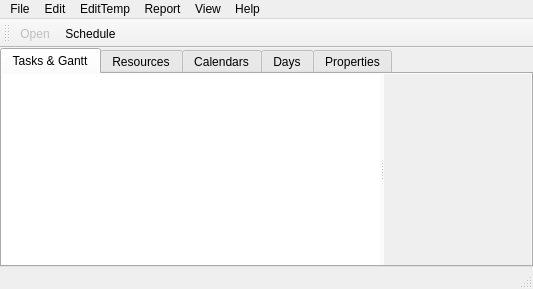
Above: mainwindow.ui from roahanramesh/qplanner before the change. Below: the same form after it.
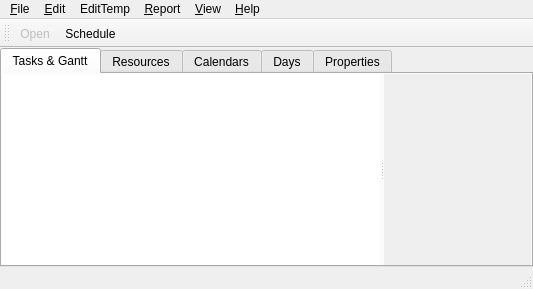
That is the form after the change. Custom widgets are drawn as their Qt base class.

Diff of the .ui file:
```diff
--- a/mainwindow.ui
+++ b/mainwindow.ui
@@ -388,7 +388,7 @@
    </property>
    <widget class="QMenu" name="menuFile">
     <property name="title">
-     <string>File</string>
+     <string>&amp;File</string>
     </property>
     <addaction name="actionNew"/>
     <addaction name="actionOpen"/>
@@ -419,25 +419,25 @@
    </widget>
    <widget class="QMenu" name="menuHelp">
     <property name="title">
-     <string>Help</string>
+     <string>&amp;Help</string>
     </property>
     <addaction name="actionAboutQPlanner"/>
    </widget>
    <widget class="QMenu" name="menuReport">
     <property name="title">
-     <string>Report</string>
+     <string>&amp;Report</string>
     </property>
     <addaction name="actionTBD"/>
    </widget>
    <widget class="QMenu" name="menuView">
     <property name="title">
-     <string>View</string>
+     <string>&amp;View</string>
     </property>
     <addaction name="actionUndoStackView"/>
    </widget>
    <widget class="QMenu" name="menuEdit">
     <property name="title">
-     <string>Edit</string>
+     <string>&amp;Edit</string>
     </property>
    </widget>
    <addaction name="menuFile"/>
```
